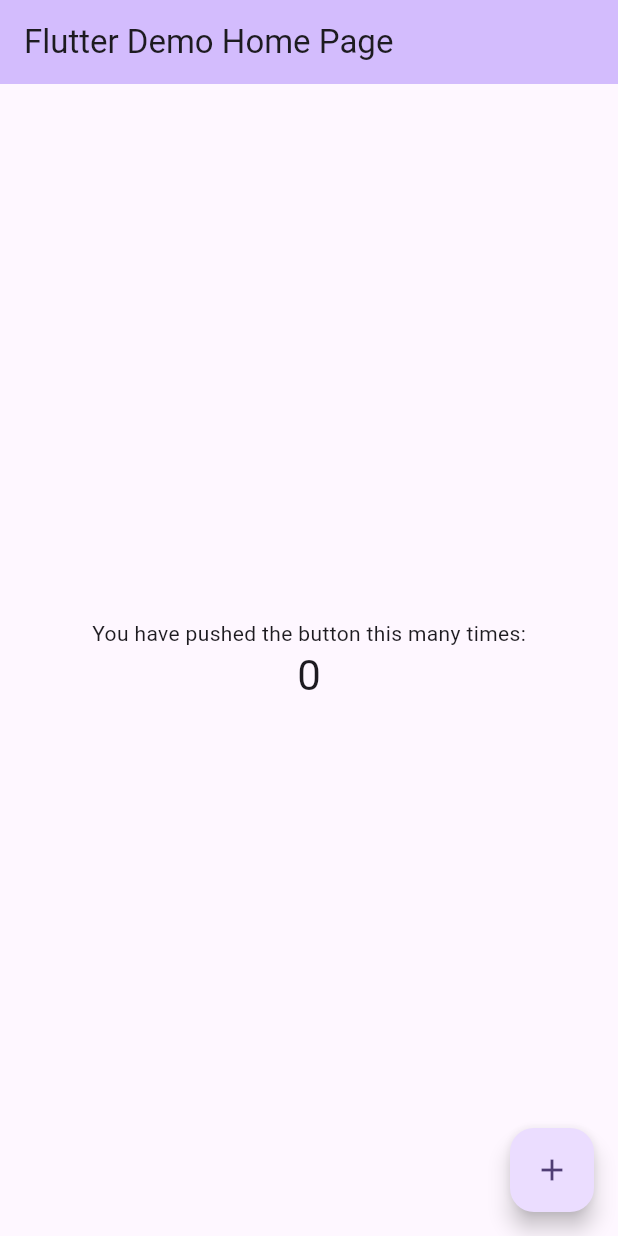
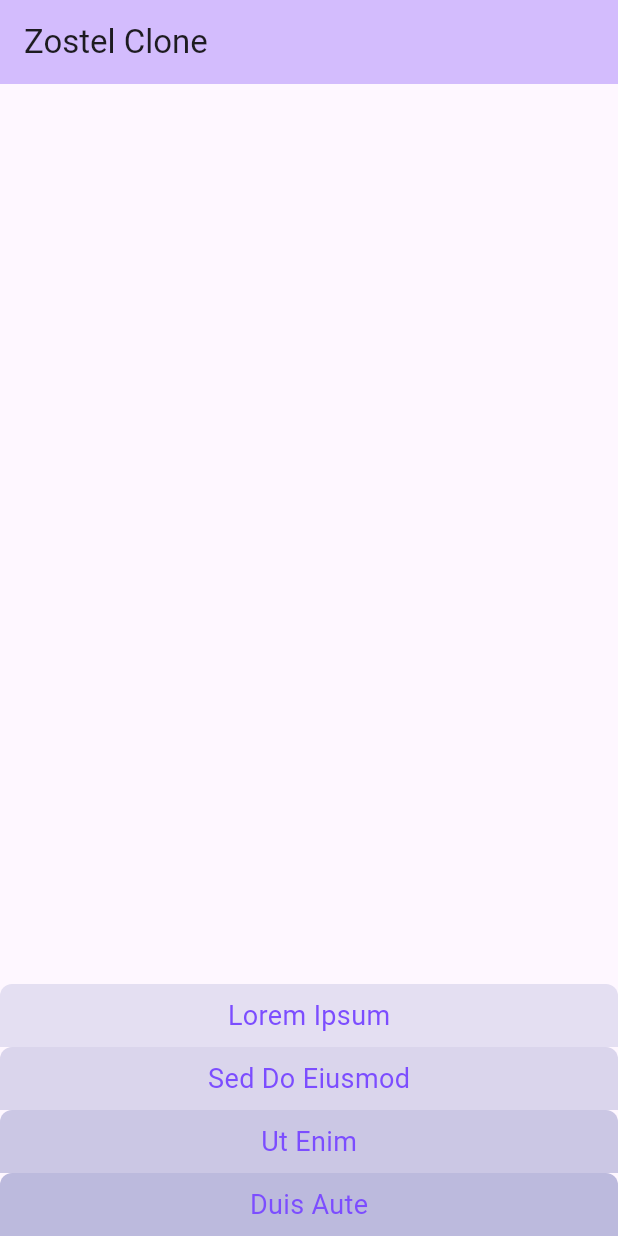
Before and after one commit to Nishant0027/zostel_clone, a Flutter app: the screen it shows after launch, on a phone screen of 412 x 824 dp. Run offline on Flutter 3.47's test engine with Material 3 defaults, Android fonts, the phone set to English and light mode, and no system bars; our stand-ins replace flutter_svg.

```diff
--- /dev/null
+++ b/zostel_clone/lib/data_model.dart
@@ -0,0 +1,44 @@
+import 'package:flutter/material.dart';
+
+class CardModel {
+  final String title;
+  final String description;
+  final Color color;
+  CardModel({
+    required this.title,
+    required this.description,
+    required this.color,
+  });
+}
+
+class CardData {
+  static const _cardColor = Color(0xff6b6eb3);
+  static List<CardModel> getCardData() {
+    return [
+      CardModel(
+        color: _cardColor.withAlpha((0.18 * 255).toInt()),
+        title: 'Lorem Ipsum',
+        description:
+            'Lorem ipsum dolor sit amet, consectetur adipiscing elit. Vivamus lacinia odio vitae vestibulum vestibulum. Cras venenatis euismod malesuada. Nullam ac erat ante. Integer nec odio. Praesent libero. Sed cursus ante dapibus diam. Sed nisi. Nulla quis sem at nibh elementum imperdiet. Duis sagittis ipsum. Praesent mauris.',
+      ),
+      CardModel(
+        color: _cardColor.withAlpha((0.25 * 255).toInt()),
+        title: 'Sed Do Eiusmod',
+        description:
+            'Sed do eiusmod tempor incididunt ut labore et dolore magna aliqua. Ut enim ad minim veniam, quis nostrud exercitation ullamco laboris nisi ut aliquip ex ea commodo consequat. Duis aute irure dolor in reprehenderit in voluptate velit esse cillum dolore eu fugiat nulla pariatur. Excepteur sint occaecat cupidatat non proident, sunt in culpa qui officia deserunt mollit anim id est laborum. Lorem ipsum dolor sit amet, consectetur adipiscing elit.',
+      ),
+      CardModel(
+        color: _cardColor.withAlpha((0.35 * 255).toInt()),
+        title: 'Ut Enim',
+        description:
+            'Ut enim ad minim veniam, quis nostrud exercitation ullamco laboris nisi ut aliquip ex ea commodo consequat. Duis aute irure dolor in reprehenderit in voluptate velit esse cillum dolore eu fugiat nulla pariatur. Excepteur sint occaecat cupidatat non proident, sunt in culpa qui officia deserunt mollit anim id est laborum. Lorem ipsum dolor sit amet, consectetur adipiscing elit. Vivamus lacinia odio vitae vestibulum vestibulum.',
+      ),
+      CardModel(
+        color: _cardColor.withAlpha((0.45 * 255).toInt()),
+        title: 'Duis Aute',
+        description:
+            'Duis aute irure dolor in reprehenderit in voluptate velit esse cillum dolore eu fugiat nulla pariatur. Excepteur sint occaecat cupidatat non proident, sunt in culpa qui officia deserunt mollit anim id est laborum. Lorem ipsum dolor sit amet, consectetur adipiscing elit. Vivamus lacinia odio vitae vestibulum vestibulum. Cras venenatis euismod malesuada. Nullam ac erat ante.',
+      ),
+    ];
+  }
+}
--- /dev/null
+++ b/zostel_clone/lib/home_screen.dart
@@ -0,0 +1,141 @@
+import 'package:flutter/material.dart';
+import 'package:flutter_svg/svg.dart';
+import 'package:zostel/data_model.dart';
+
+class MyHomePage extends StatefulWidget {
+  const MyHomePage({super.key});
+
+  @override
+  State<MyHomePage> createState() => _MyHomePageState();
+}
+
+class _MyHomePageState extends State<MyHomePage> {
+  bool _expanded1 = false;
+  bool _expanded2 = false;
+  bool _expanded3 = false;
+  bool _expanded4 = false;
+  void _toggleSize(int index) {
+    setState(() {
+      if (index == 0) {
+        _expanded1 = !_expanded1;
+        _expanded2 = false;
+        _expanded3 = false;
+        _expanded4 = false;
+      } else if (index == 1) {
+        _expanded2 = !_expanded2;
+        _expanded1 = false;
+        _expanded3 = false;
+        _expanded4 = false;
+      } else if (index == 2) {
+        _expanded3 = !_expanded3;
+        _expanded1 = false;
+        _expanded2 = false;
+        _expanded4 = false;
+      } else if (index == 3) {
+        _expanded4 = !_expanded4;
+        _expanded1 = false;
+        _expanded2 = false;
+        _expanded3 = false;
+      }
+    });
+  }
+
+  @override
+  Widget build(BuildContext context) {
+    return Scaffold(
+      appBar: AppBar(
+        backgroundColor: Theme.of(context).colorScheme.inversePrimary,
+        title: const Text('Zostel Clone'),
+      ),
+      body: Stack(
+        children: [
+          Positioned(
+            bottom: 0,
+            left: 0,
+            right: 0,
+            child: ListView.builder(
+              shrinkWrap: true,
+              itemCount: CardData.getCardData().length,
+              itemBuilder: (context, index) {
+                var card = CardData.getCardData()[index];
+                return _buildAnimatedCard(
+                  index,
+                  index == 0
+                      ? _expanded1
+                      : index == 1
+                          ? _expanded2
+                          : index == 2
+                              ? _expanded3
+                              : _expanded4,
+                  card.color,
+                );
+              },
+            ),
+          ),
+        ],
+      ),
+    );
+  }
+
+  Widget _buildAnimatedCard(int index, bool expanded, Color color) {
+    var data = CardData.getCardData();
+    return GestureDetector(
+      onTap: () => _toggleSize(index),
+      child: AnimatedContainer(
+        duration: const Duration(milliseconds: 500),
+        curve: Curves.easeIn,
+        width: double.infinity,
+        padding: index == 4
+            ? const EdgeInsets.only(bottom: 20)
+            : const EdgeInsets.all(8.0),
+        decoration: BoxDecoration(
+          color: expanded
+              ? Colors.deepPurpleAccent.withAlpha((0.1 * 255).toInt())
+              : color,
+          borderRadius: const BorderRadius.only(
+            topLeft: Radius.circular(8),
+            topRight: Radius.circular(8),
+          ),
+        ),
+        child: Column(
+          children: [
+            Text(
+              data[index].title,
+              style: TextStyle(color: Colors.deepPurpleAccent, fontSize: 18),
+            ),
+            AnimatedSize(
+              duration: const Duration(milliseconds: 500),
+              curve: Curves.ease,
+              child: Stack(
+                alignment: Alignment.center,
+                children: expanded
+                    ? [
+                        Text(
+                          data[index].description,
+                          style: const TextStyle(
+                            color: Colors.purple,
+                            fontSize: 14,
+                          ),
+                        ),
+                        SvgPicture.asset("assets/icon.svg")
+                      ]
+                    : [],
+              ),
+            ),
+          ],
+        ),
+      ),
+    );
+  }
+}
+
+class SecondScreen extends StatelessWidget {
+  const SecondScreen({super.key});
+
+  @override
+  Widget build(BuildContext context) {
+    return AppBar(
+      title: const Text('Second Screen'),
+    );
+  }
+}
--- a/zostel_clone/lib/main.dart
+++ b/zostel_clone/lib/main.dart
@@ -1,4 +1,6 @@
 import 'package:flutter/material.dart';
+
+import 'home_screen.dart';
 
 void main() {
   runApp(const MyApp());
@@ -12,58 +14,13 @@ class MyApp extends StatelessWidget {
     return MaterialApp(
       title: 'Flutter Demo',
       theme: ThemeData(
+        pageTransitionsTheme: PageTransitionsTheme(builders: {
+          TargetPlatform.android: FadeForwardsPageTransitionsBuilder(),
+          TargetPlatform.iOS: CupertinoPageTransitionsBuilder(),
+        }),
         colorScheme: ColorScheme.fromSeed(seedColor: Colors.deepPurple),
-        useMaterial3: true,
       ),
-      home: const MyHomePage(title: 'Flutter Demo Home Page'),
+      home: const MyHomePage(),
     );
   }
 }
-
-class MyHomePage extends StatefulWidget {
-  const MyHomePage({super.key, required this.title});
-
-  final String title;
-
-  @override
-  State<MyHomePage> createState() => _MyHomePageState();
-}
-
-class _MyHomePageState extends State<MyHomePage> {
-  int _counter = 0;
-
-  void _incrementCounter() {
-    setState(() {
-      _counter++;
-    });
-  }
-
-  @override
-  Widget build(BuildContext context) {
-    return Scaffold(
-      appBar: AppBar(
-        backgroundColor: Theme.of(context).colorScheme.inversePrimary,
-        title: Text(widget.title),
-      ),
-      body: Center(
-        child: Column(
-          mainAxisAlignment: MainAxisAlignment.center,
-          children: <Widget>[
-            const Text(
-              'You have pushed the button this many times:',
-            ),
-            Text(
-              '$_counter',
-              style: Theme.of(context).textTheme.headlineMedium,
-            ),
-          ],
-        ),
-      ),
-      floatingActionButton: FloatingActionButton(
-        onPressed: _incrementCounter,
-        tooltip: 'Increment',
-        child: const Icon(Icons.add),
-      ),
-    );
-  }
-}
--- a/zostel_clone/pubspec.yaml
+++ b/zostel_clone/pubspec.yaml
@@ -30,6 +30,7 @@ environment:
 dependencies:
   flutter:
     sdk: flutter
+  flutter_svg: ^2.0.17
   # flutter pub global activate rename
   # rename setBundleID --value bundle.id.name
   # rename setAppName --value App_Name
@@ -44,7 +45,7 @@ dev_dependencies:
   # activated in the `analysis_options.yaml` file located at the root of your
   # package. See that file for information about deactivating specific lint
   # rules and activating additional ones.
-  flutter_lints: ^3.0.0
+  flutter_lints: ^5.0.0
 
 # For information on the generic Dart part of this file, see the
 # following page: https://dart.dev/tools/pub/pubspec
@@ -58,6 +59,8 @@ flutter:
   uses-material-design: true
 
   # To add assets to your application, add an assets section, like this:
+  assets:
+    - assets/icon.svg
   # assets:
   #   - images/a_dot_burr.jpeg
   #   - images/a_dot_ham.jpeg
```
Also changed, not shown: zostel_clone/assets/icon.svg (added), zostel_clone/pubspec.lock, 23 other files.
